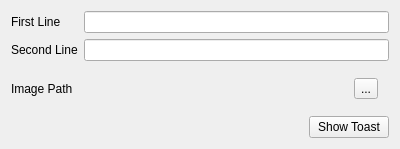
First picture: the form in example/qt-gui-example/WinToastExample/mainwindow.ui, repository mohabouje/WinToast, before the edit.
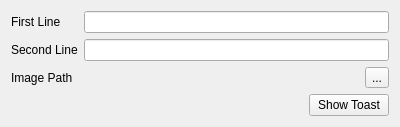
Second picture: the form after the edit.

Patch:
```diff
--- a/example/qt-gui-example/WinToastExample/mainwindow.ui
+++ b/example/qt-gui-example/WinToastExample/mainwindow.ui
@@ -7,7 +7,7 @@
     <x>0</x>
     <y>0</y>
     <width>400</width>
-    <height>107</height>
+    <height>118</height>
    </rect>
   </property>
   <property name="windowTitle">
@@ -38,6 +38,18 @@
        </sizepolicy>
       </property>
       <layout class="QHBoxLayout" name="horizontalLayout">
+       <property name="leftMargin">
+        <number>0</number>
+       </property>
+       <property name="topMargin">
+        <number>0</number>
+       </property>
+       <property name="rightMargin">
+        <number>0</number>
+       </property>
+       <property name="bottomMargin">
+        <number>0</number>
+       </property>
        <item>
         <widget class="QLabel" name="imagePath">
          <property name="sizePolicy">
```
Left out of the diff: 2 changed lines with no effect on the pictures.
